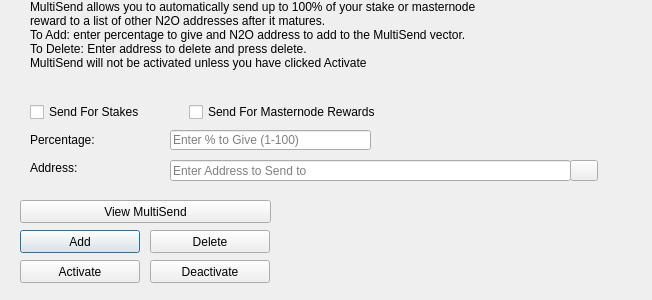
Qt form src/qt/forms/multisenddialog.ui (Salvage-Ex/salvage-old) before a commit.
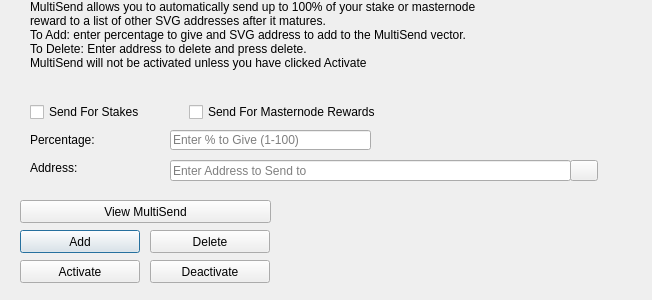
The same form after that commit. Icons and pictures are not drawn.

```diff
--- a/src/qt/forms/multisenddialog.ui
+++ b/src/qt/forms/multisenddialog.ui
@@ -61,8 +61,8 @@
     <number>1</number>
    </property>
    <property name="text">
-    <string>MultiSend allows you to automatically send up to 100% of your stake or masternode reward to a list of other N2O addresses after it matures.
-To Add: enter percentage to give and N2O address to add to the MultiSend vector.
+    <string>MultiSend allows you to automatically send up to 100% of your stake or masternode reward to a list of other SVG addresses after it matures.
+To Add: enter percentage to give and SVG address to add to the MultiSend vector.
 To Delete: Enter address to delete and press delete.
 MultiSend will not be activated unless you have clicked Activate</string>
    </property>
```
Left out of the diff: 4 changed lines with no effect on the pictures.
